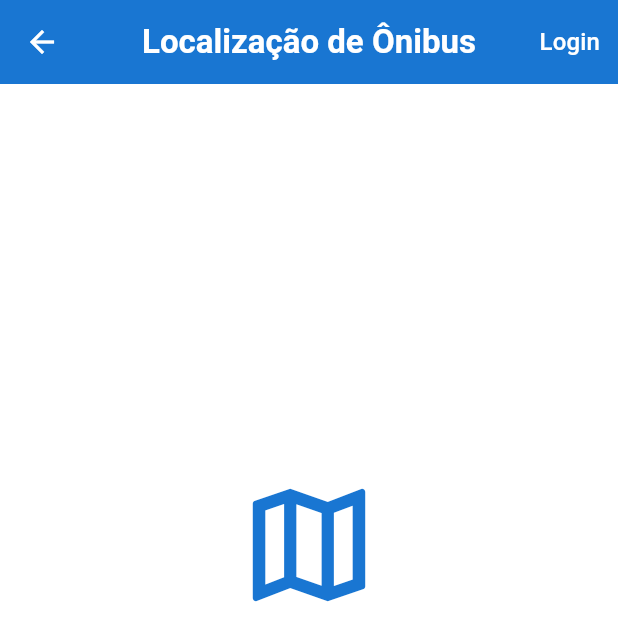
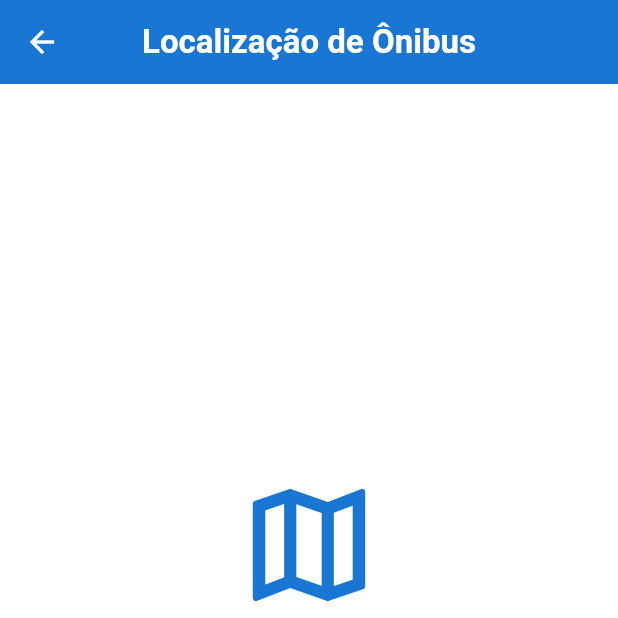
Before and after one commit to JairRodrigue/Mobus, a Flutter app: the LocationPageCohab screen opened directly, on a phone screen of 412 x 824 dp, the top half of it. Run offline on Flutter 3.47's test engine with Material 3 defaults, Android fonts, the phone set to English and light mode, and no system bars; our stand-ins replace firebase_auth, firebase_core, flutter_dotenv, flutter_map, geolocator, latlong2; accounts and stored records are empty.

Commit message:
Remoção dos imports da página de login e do botaõ de login nas páginas em que não devem ser usados Ref #13

```diff
--- a/lib/location_page_cohab.dart
+++ b/lib/location_page_cohab.dart
@@ -1,8 +1,6 @@
 import 'package:flutter/material.dart';
-import 'login_page.dart';
 
 class LocationPageCohab extends StatelessWidget {
-
   const LocationPageCohab({super.key});
 
   @override
@@ -22,20 +20,7 @@ class LocationPageCohab extends StatelessWidget {
           icon: const Icon(Icons.arrow_back, color: Colors.white),
           onPressed: () => Navigator.pop(context),
         ),
-        actions: [
-          TextButton(
-            onPressed: () {
-              Navigator.push(
-                context,
-                MaterialPageRoute(builder: (_) => LoginPage()),
-              );
-            },
-            child: const Text(
-              "Login",
-              style: TextStyle(color: Colors.white, fontSize: 16),
-            ),
-          ),
-        ],
+        actions: [],
       ),
       body: Center(
         child: Padding(
--- a/lib/location_page_santo_antonio.dart
+++ b/lib/location_page_santo_antonio.dart
@@ -22,7 +22,6 @@ class LocationPageSantoAntonio extends StatelessWidget {
           onPressed: () => Navigator.pop(context),
         ),
         actions: [
-
         ],
       ),
       body: Center(
```
Also changed, not shown: lib/home_page.dart (+3 -17 lines).
